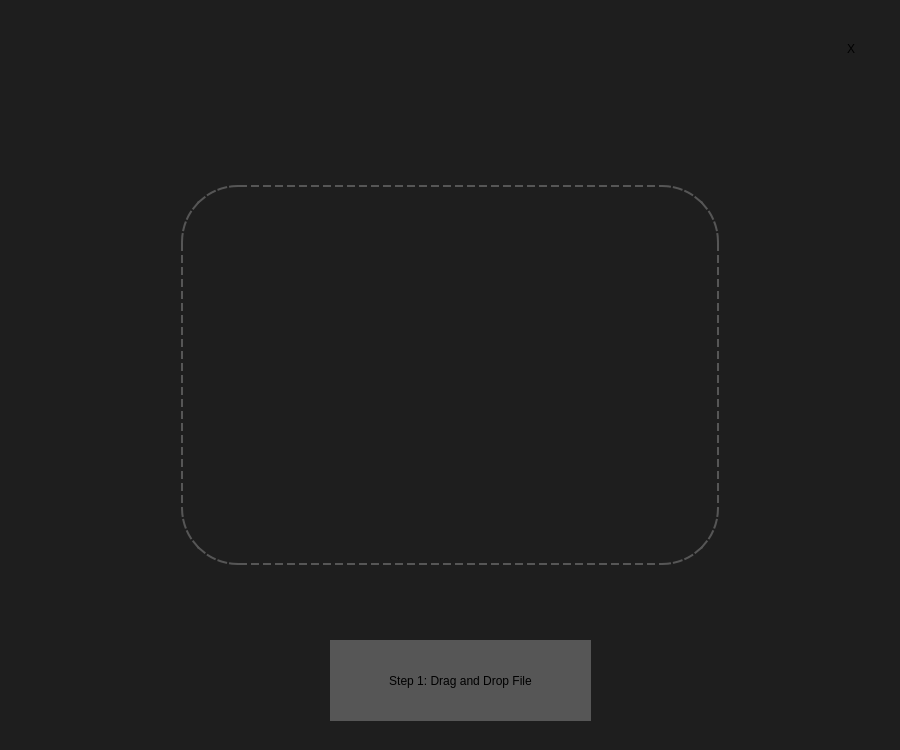
Old version of the form splitter_gui.ui in the repository AreninCodes/DISERO_SPLITTER.
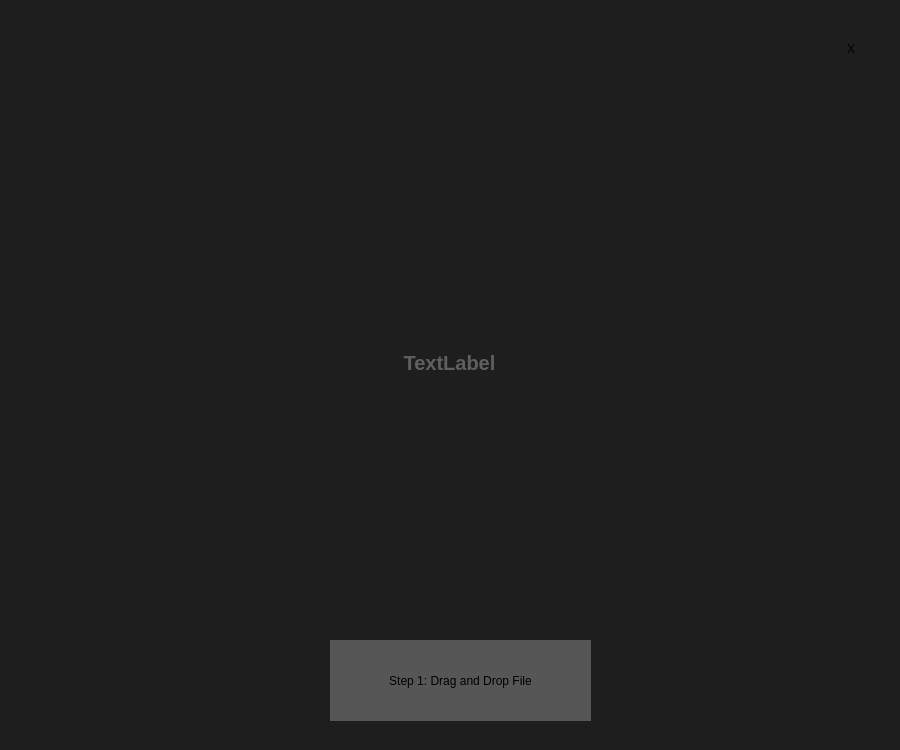
New version of the form. Icons and pictures are not drawn. Custom widgets are drawn as their Qt base class.

Diff of the .ui file:
```diff
--- a/splitter_gui.ui
+++ b/splitter_gui.ui
@@ -95,16 +95,16 @@
        <bool>false</bool>
       </property>
       <property name="styleSheet">
-       <string notr="true">border: 2.1px dashed #565656;
-border-radius: 57px;</string>
+       <string notr="true"/>
       </property>
+     </widget>
       <widget class="QPushButton" name="importPg_btn_spl">
        <property name="geometry">
         <rect>
-         <x>140</x>
-         <y>290</y>
-         <width>251</width>
-         <height>71</height>
+        <x>344</x>
+        <y>464</y>
+        <width>211</width>
+        <height>60</height>
         </rect>
        </property>
        <property name="mouseTracking">
@@ -123,8 +123,8 @@
        </property>
        <property name="iconSize">
         <size>
-         <width>300</width>
-         <height>101</height>
+        <width>211</width>
+        <height>60</height>
         </size>
        </property>
        <property name="flat">
@@ -134,10 +134,10 @@
       <widget class="QPushButton" name="importPg_btn_imp">
        <property name="geometry">
         <rect>
-         <x>130</x>
-         <y>290</y>
-         <width>271</width>
-         <height>71</height>
+        <x>326</x>
+        <y>464</y>
+        <width>248</width>
+        <height>60</height>
         </rect>
        </property>
        <property name="mouseTracking">
@@ -156,22 +156,21 @@
        </property>
        <property name="iconSize">
         <size>
-         <width>300</width>
-         <height>100</height>
+        <width>248</width>
+        <height>60</height>
         </size>
        </property>
        <property name="flat">
         <bool>true</bool>
        </property>
-      </widget>
      </widget>
      <widget class="QLabel" name="filesLogo">
       <property name="geometry">
        <rect>
-        <x>400</x>
-        <y>300</y>
-        <width>150</width>
-        <height>150</height>
+        <x>373</x>
+        <y>279</y>
+        <width>154</width>
+        <height>154</height>
        </rect>
       </property>
       <property name="maximumSize">
@@ -194,6 +193,29 @@
        <bool>true</bool>
       </property>
      </widget>
+     <widget class="QLabel" name="importPg_file_lbl">
+      <property name="geometry">
+       <rect>
+        <x>189</x>
+        <y>347</y>
+        <width>521</width>
+        <height>31</height>
+       </rect>
+      </property>
+      <property name="styleSheet">
+       <string notr="true">color: rgb(95, 95, 95);
+font-family: &quot;Source Sans Pro&quot;;
+font-size: 15pt; /* Adjust the font size as needed */
+font-weight: 600; /* Set to bold */
+background-color: transparent;</string>
+      </property>
+      <property name="text">
+       <string>TextLabel</string>
+      </property>
+      <property name="alignment">
+       <set>Qt::AlignCenter</set>
+      </property>
+     </widget>
     </widget>
     <widget class="QWidget" name="splitPg">
      <widget class="Spin" name="splitPg_crl" native="true">
```
Lines whose indentation alone changed are shown as unchanged.
